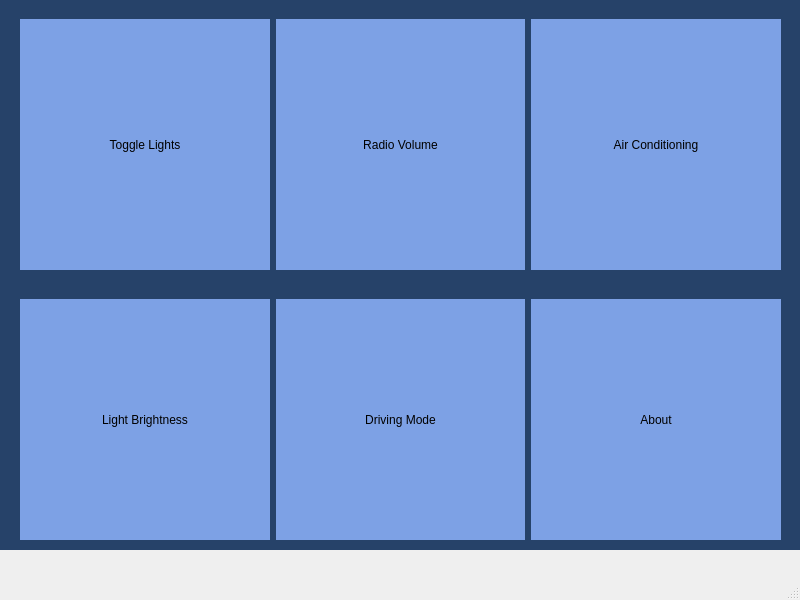
EdisonCheah/QtProject, file mainwindow.ui: the form before one commit.
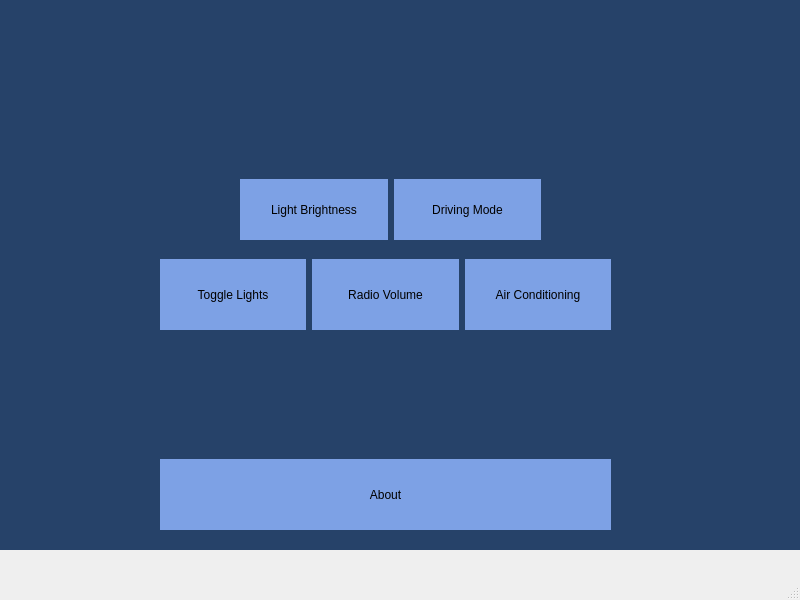
The form after the commit. The open tabs and pages were chosen to show the change.

Patch:
```diff
--- a/mainwindow.ui
+++ b/mainwindow.ui
@@ -39,10 +39,10 @@
      <widget class="QWidget" name="layoutWidget">
       <property name="geometry">
        <rect>
-        <x>20</x>
-        <y>20</y>
-        <width>761</width>
-        <height>251</height>
+        <x>160</x>
+        <y>260</y>
+        <width>451</width>
+        <height>71</height>
        </rect>
       </property>
       <layout class="QHBoxLayout" name="horizontalLayout_2">
@@ -102,10 +102,10 @@
      <widget class="QWidget" name="layoutWidget">
       <property name="geometry">
        <rect>
-        <x>20</x>
-        <y>300</y>
-        <width>761</width>
-        <height>241</height>
+        <x>240</x>
+        <y>180</y>
+        <width>301</width>
+        <height>61</height>
        </rect>
       </property>
       <layout class="QHBoxLayout" name="horizontalLayout_4">
@@ -143,8 +143,17 @@
          </property>
         </widget>
        </item>
-       <item>
+      </layout>
+     </widget>
         <widget class="QPushButton" name="AboutButton">
+      <property name="geometry">
+       <rect>
+        <x>160</x>
+        <y>460</y>
+        <width>451</width>
+        <height>71</height>
+       </rect>
+      </property>
          <property name="sizePolicy">
           <sizepolicy hsizetype="Minimum" vsizetype="Preferred">
            <horstretch>0</horstretch>
@@ -159,9 +168,6 @@
           <string>About</string>
          </property>
         </widget>
-       </item>
-      </layout>
-     </widget>
     </widget>
     <widget class="QWidget" name="page_1">
      <widget class="QWidget" name="layoutWidget_2">
```
Left out of the diff: 2 changed lines with no effect on the pictures. Lines whose indentation alone changed are shown as unchanged.
